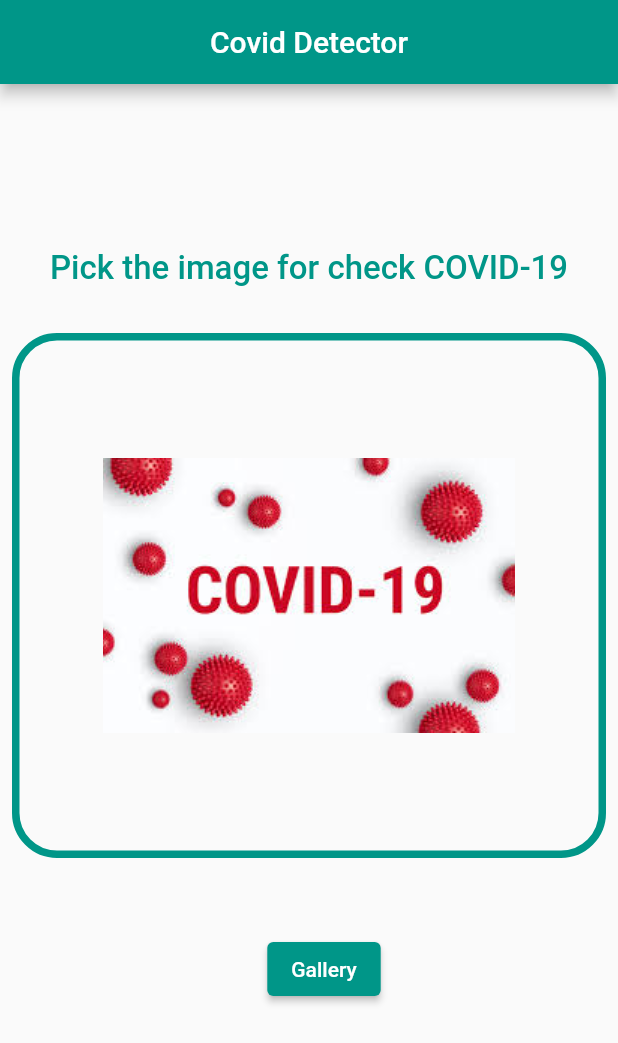
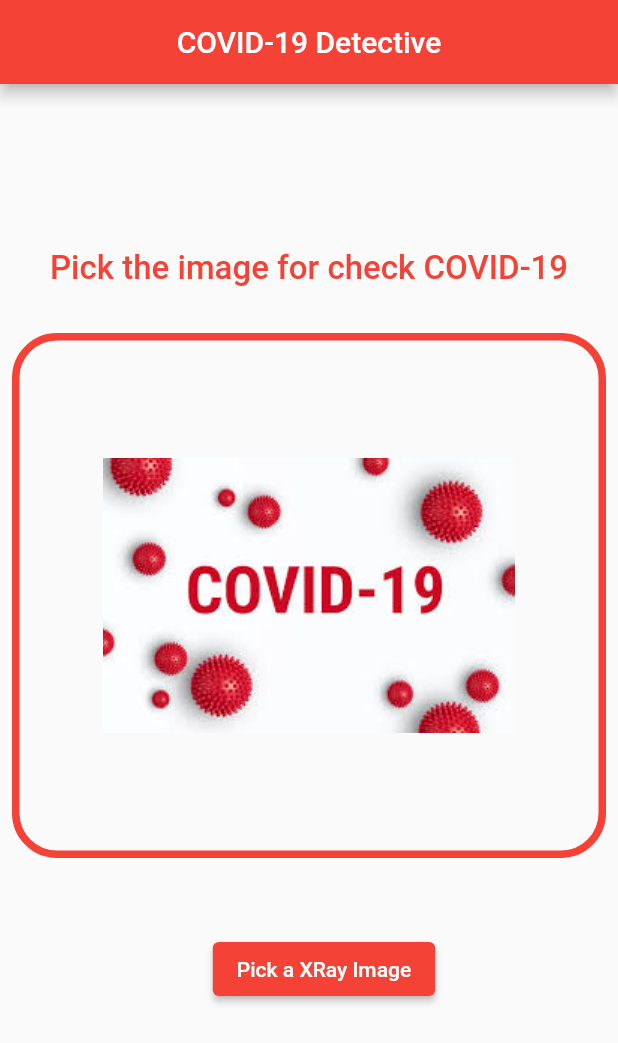
Before and after one commit to GokulSreejith/CovidVision_Mobile_App, a Flutter app: the screen it shows after launch, on a phone screen of 412 x 824 dp. Shown: the top 1043 px of the screen. Run offline on Flutter 3.47's test engine with Material 2 defaults, Android fonts, the phone set to English and light mode, and no system bars; our stand-ins replace animated_splash_screen, dartz, dio, freezed_annotation, get_it, image_cropper and 3 more.

Commit message:
Final project completed dev mode

```diff
--- a/lib/src/core/colors.dart
+++ b/lib/src/core/colors.dart
@@ -1,10 +1,10 @@
 import 'package:flutter/material.dart';
 
 class KColors {
-  static const primaryColor = Colors.teal;
+  static const primaryColor = Colors.red;
   static const splashColor = Colors.white;
   static const textColor = Colors.white;
-  static const successColor = Colors.green;
+  static const successColor = Color.fromARGB(255, 35, 184, 39);
   static const dangerColor = Colors.red;
   static const warningColor = Color.fromARGB(255, 134, 133, 129);
 }
--- a/lib/src/core/constant.dart
+++ b/lib/src/core/constant.dart
@@ -1,7 +1,5 @@
 class Constant {
   static double imageHeight = 350;
   static double imageWidth = double.infinity;
-  static String appName = "Covid Detector";
-  static String tFliteModelPath = "assets/tflite/cattle_health_model.tflite";
-  static String tFliteLabelsPath = "assets/tflite/cattle_health_labels.txt";
+  static String appName = "COVID-19 Detective";
 }
--- a/lib/src/domain/core/api_endpoints.dart
+++ b/lib/src/domain/core/api_endpoints.dart
@@ -1,7 +1,5 @@
 class ApiEndpoints {
-  // static String baseURL = 'https://covid-detective.gokulsreejith.com/api';
-  static String baseURL = 'http://59.92.184.8:5000/api';
-  // static String baseURL = 'http://127.0.0.1:5000/api';
+  static String baseURL = 'https://covid-detective.gokulsreejith.com/api';
 
   // CovidEndPoints
   static String covid = '/covid';
--- a/lib/src/domain/core/dio_helper.dart
+++ b/lib/src/domain/core/dio_helper.dart
@@ -17,7 +17,7 @@ class JwtInterceptor extends Interceptor {
     RequestOptions options,
     RequestInterceptorHandler handler,
   ) {
-    // final token = Prefs.getString(SharedPreferenceKeys.userToken);
+    // final token = get csrf token from server
 
     // if (token.isNotEmpty) {
     //   options.headers["Authorization"] = 'Bearer $token';
--- a/lib/src/presentations/HomeScreen.dart
+++ b/lib/src/presentations/HomeScreen.dart
@@ -89,7 +89,7 @@ class HomeScreen extends StatelessWidget {
                             onPressed: () =>
                                 getImage(source: ImageSource.gallery),
                             child: const Text(
-                              "Gallery",
+                              "Pick a XRay Image",
                               style: TextStyle(color: KColors.textColor),
                             ),
                           )
```
